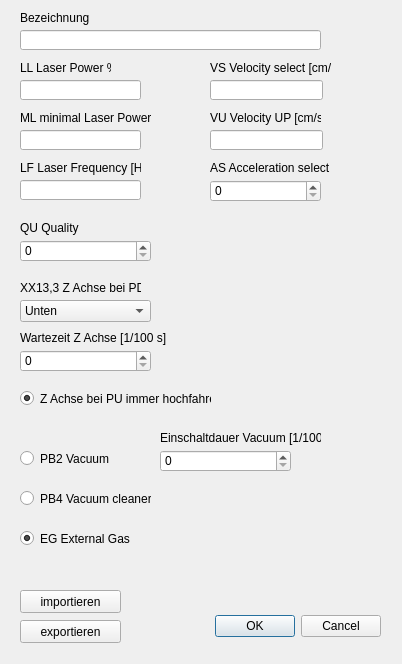
The window that QT_Schnittparameter.ui (hidbefra/PlotterWizard) describes before a commit, drawn with Qt 5.
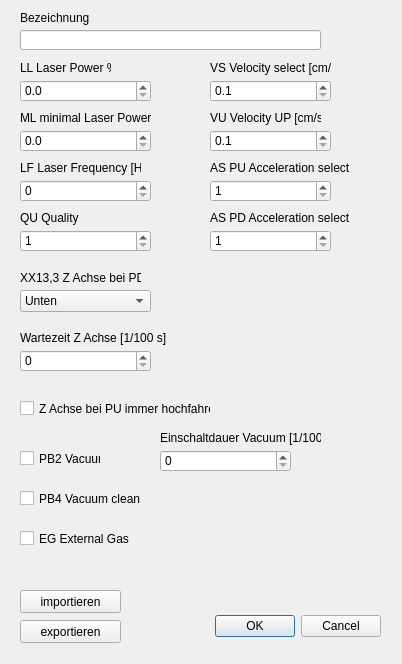
The same window after the commit.

```diff
--- a/QT_Schnittparameter.ui
+++ b/QT_Schnittparameter.ui
@@ -55,26 +55,6 @@
     <string>ML minimal Laser Power %</string>
    </property>
   </widget>
-  <widget class="QLineEdit" name="lineEdit_LP">
-   <property name="geometry">
-    <rect>
-     <x>20</x>
-     <y>80</y>
-     <width>121</width>
-     <height>20</height>
-    </rect>
-   </property>
-  </widget>
-  <widget class="QLineEdit" name="lineEdit_ML">
-   <property name="geometry">
-    <rect>
-     <x>20</x>
-     <y>130</y>
-     <width>121</width>
-     <height>20</height>
-    </rect>
-   </property>
-  </widget>
   <widget class="QLabel" name="label_5">
    <property name="geometry">
     <rect>
@@ -88,16 +68,6 @@
     <string>LF Laser Frequency [HZ]</string>
    </property>
   </widget>
-  <widget class="QLineEdit" name="lineEdit_LF">
-   <property name="geometry">
-    <rect>
-     <x>20</x>
-     <y>180</y>
-     <width>121</width>
-     <height>20</height>
-    </rect>
-   </property>
-  </widget>
   <widget class="QLabel" name="label_6">
    <property name="geometry">
     <rect>
@@ -111,16 +81,6 @@
     <string>VS Velocity select [cm/s]</string>
    </property>
   </widget>
-  <widget class="QLineEdit" name="lineEdit_VS">
-   <property name="geometry">
-    <rect>
-     <x>210</x>
-     <y>80</y>
-     <width>113</width>
-     <height>20</height>
-    </rect>
-   </property>
-  </widget>
   <widget class="QLabel" name="label_7">
    <property name="geometry">
     <rect>
@@ -134,16 +94,6 @@
     <string>VU Velocity UP [cm/s]</string>
    </property>
   </widget>
-  <widget class="QLineEdit" name="lineEdit_VU">
-   <property name="geometry">
-    <rect>
-     <x>210</x>
-     <y>130</y>
-     <width>113</width>
-     <height>20</height>
-    </rect>
-   </property>
-  </widget>
   <widget class="QLabel" name="label_8">
    <property name="geometry">
     <rect>
@@ -154,14 +104,14 @@
     </rect>
    </property>
    <property name="text">
-    <string>AS Acceleration select</string>
+    <string>AS PU Acceleration select</string>
    </property>
   </widget>
   <widget class="QLabel" name="label_9">
    <property name="geometry">
     <rect>
      <x>20</x>
-     <y>220</y>
+     <y>210</y>
      <width>61</width>
      <height>16</height>
     </rect>
@@ -175,65 +125,45 @@
     <rect>
      <x>210</x>
      <y>180</y>
-     <width>111</width>
+     <width>121</width>
      <height>22</height>
     </rect>
    </property>
+   <property name="minimum">
+    <number>1</number>
+   </property>
+   <property name="maximum">
+    <number>4</number>
+   </property>
   </widget>
   <widget class="QSpinBox" name="spinBox_QU">
    <property name="geometry">
     <rect>
      <x>20</x>
-     <y>240</y>
+     <y>230</y>
      <width>131</width>
      <height>22</height>
     </rect>
    </property>
-  </widget>
-  <widget class="QRadioButton" name="radioButton_PB2">
-   <property name="geometry">
-    <rect>
-     <x>20</x>
-     <y>450</y>
-     <width>111</width>
-     <height>17</height>
-    </rect>
+   <property name="minimum">
+    <number>1</number>
    </property>
-   <property name="text">
-    <string>PB2 Vacuum</string>
-   </property>
-   <property name="checked">
-    <bool>false</bool>
-   </property>
-  </widget>
-  <widget class="QRadioButton" name="radioButton_PB4">
-   <property name="geometry">
-    <rect>
-     <x>20</x>
-     <y>490</y>
-     <width>131</width>
-     <height>17</height>
-    </rect>
-   </property>
-   <property name="text">
-    <string>PB4 Vacuum cleaner</string>
-   </property>
-   <property name="checked">
-    <bool>false</bool>
-   </property>
-   <property name="autoExclusive">
-    <bool>false</bool>
+   <property name="maximum">
+    <number>3</number>
    </property>
   </widget>
   <widget class="QComboBox" name="comboBox_XX13_3">
    <property name="geometry">
     <rect>
      <x>20</x>
-     <y>300</y>
+     <y>290</y>
      <width>131</width>
      <height>22</height>
     </rect>
    </property>
+   <property name="currentIndex">
+    <number>0</number>
+   </property>
    <item>
     <property name="text">
      <string>Unten</string>
@@ -249,7 +179,7 @@
    <property name="geometry">
     <rect>
      <x>20</x>
-     <y>280</y>
+     <y>270</y>
      <width>121</width>
      <height>16</height>
     </rect>
@@ -268,44 +198,6 @@
     </rect>
    </property>
   </widget>
-  <widget class="QRadioButton" name="radioButton_Z_Achse_hoch_bei_PU">
-   <property name="geometry">
-    <rect>
-     <x>20</x>
-     <y>390</y>
-     <width>191</width>
-     <height>17</height>
-    </rect>
-   </property>
-   <property name="text">
-    <string>Z Achse bei PU immer hochfahren</string>
-   </property>
-   <property name="checked">
-    <bool>true</bool>
-   </property>
-   <property name="autoExclusive">
-    <bool>false</bool>
-   </property>
-  </widget>
-  <widget class="QRadioButton" name="radioButton_EG">
-   <property name="geometry">
-    <rect>
-     <x>20</x>
-     <y>530</y>
-     <width>131</width>
-     <height>17</height>
-    </rect>
-   </property>
-   <property name="text">
-    <string>EG External Gas</string>
-   </property>
-   <property name="checked">
-    <bool>true</bool>
-   </property>
-   <property name="autoExclusive">
-    <bool>false</bool>
-   </property>
-  </widget>
   <widget class="QLabel" name="label_12">
    <property name="geometry">
     <rect>
@@ -391,6 +283,170 @@
     </rect>
    </property>
   </widget>
+  <widget class="QDoubleSpinBox" name="doubleSpinBox_LL">
+   <property name="geometry">
+    <rect>
+     <x>20</x>
+     <y>80</y>
+     <width>131</width>
+     <height>22</height>
+    </rect>
+   </property>
+   <property name="decimals">
+    <number>1</number>
+   </property>
+   <property name="maximum">
+    <double>100.000000000000000</double>
+   </property>
+  </widget>
+  <widget class="QDoubleSpinBox" name="doubleSpinBox_ML">
+   <property name="geometry">
+    <rect>
+     <x>20</x>
+     <y>130</y>
+     <width>131</width>
+     <height>22</height>
+    </rect>
+   </property>
+   <property name="decimals">
+    <number>1</number>
+   </property>
+   <property name="maximum">
+    <double>100.000000000000000</double>
+   </property>
+  </widget>
+  <widget class="QSpinBox" name="spinBox_LF">
+   <property name="geometry">
+    <rect>
+     <x>20</x>
+     <y>180</y>
+     <width>131</width>
+     <height>22</height>
+    </rect>
+   </property>
+   <property name="maximum">
+    <number>20000</number>
+   </property>
+  </widget>
+  <widget class="QDoubleSpinBox" name="doubleSpinBox_VU">
+   <property name="geometry">
+    <rect>
+     <x>210</x>
+     <y>130</y>
+     <width>121</width>
+     <height>22</height>
+    </rect>
+   </property>
+   <property name="decimals">
+    <number>1</number>
+   </property>
+   <property name="minimum">
+    <double>0.100000000000000</double>
+   </property>
+   <property name="maximum">
+    <double>100.000000000000000</double>
+   </property>
+  </widget>
+  <widget class="QDoubleSpinBox" name="doubleSpinBox_VS">
+   <property name="geometry">
+    <rect>
+     <x>210</x>
+     <y>80</y>
+     <width>121</width>
+     <height>22</height>
+    </rect>
+   </property>
+   <property name="decimals">
+    <number>1</number>
+   </property>
+   <property name="minimum">
+    <double>0.100000000000000</double>
+   </property>
+   <property name="maximum">
+    <double>100.000000000000000</double>
+   </property>
+  </widget>
+  <widget class="QCheckBox" name="checkBox_Z_Achse_hoch_bei_PU">
+   <property name="geometry">
+    <rect>
+     <x>20</x>
+     <y>400</y>
+     <width>191</width>
+     <height>17</height>
+    </rect>
+   </property>
+   <property name="text">
+    <string>Z Achse bei PU immer hochfahren</string>
+   </property>
+  </widget>
+  <widget class="QCheckBox" name="checkBox_PB2">
+   <property name="geometry">
+    <rect>
+     <x>20</x>
+     <y>450</y>
+     <width>81</width>
+     <height>17</height>
+    </rect>
+   </property>
+   <property name="text">
+    <string>PB2 Vacuum</string>
+   </property>
+  </widget>
+  <widget class="QCheckBox" name="checkBox_PB4">
+   <property name="geometry">
+    <rect>
+     <x>20</x>
+     <y>490</y>
+     <width>121</width>
+     <height>17</height>
+    </rect>
+   </property>
+   <property name="text">
+    <string>PB4 Vacuum cleaner</string>
+   </property>
+  </widget>
+  <widget class="QCheckBox" name="checkBox_EG">
+   <property name="geometry">
+    <rect>
+     <x>20</x>
+     <y>530</y>
+     <width>111</width>
+     <height>17</height>
+    </rect>
+   </property>
+   <property name="text">
+    <string>EG External Gas</string>
+   </property>
+  </widget>
+  <widget class="QSpinBox" name="spinBox_AS_PD">
+   <property name="geometry">
+    <rect>
+     <x>210</x>
+     <y>230</y>
+     <width>121</width>
+     <height>22</height>
+    </rect>
+   </property>
+   <property name="minimum">
+    <number>1</number>
+   </property>
+   <property name="maximum">
+    <number>4</number>
+   </property>
+  </widget>
+  <widget class="QLabel" name="label_10">
+   <property name="geometry">
+    <rect>
+     <x>210</x>
+     <y>210</y>
+     <width>161</width>
+     <height>16</height>
+    </rect>
+   </property>
+   <property name="text">
+    <string>AS PD Acceleration select</string>
+   </property>
+  </widget>
  </widget>
  <resources/>
  <connections>
```
Left out of the diff: 2 changed lines with no effect on the pictures.
